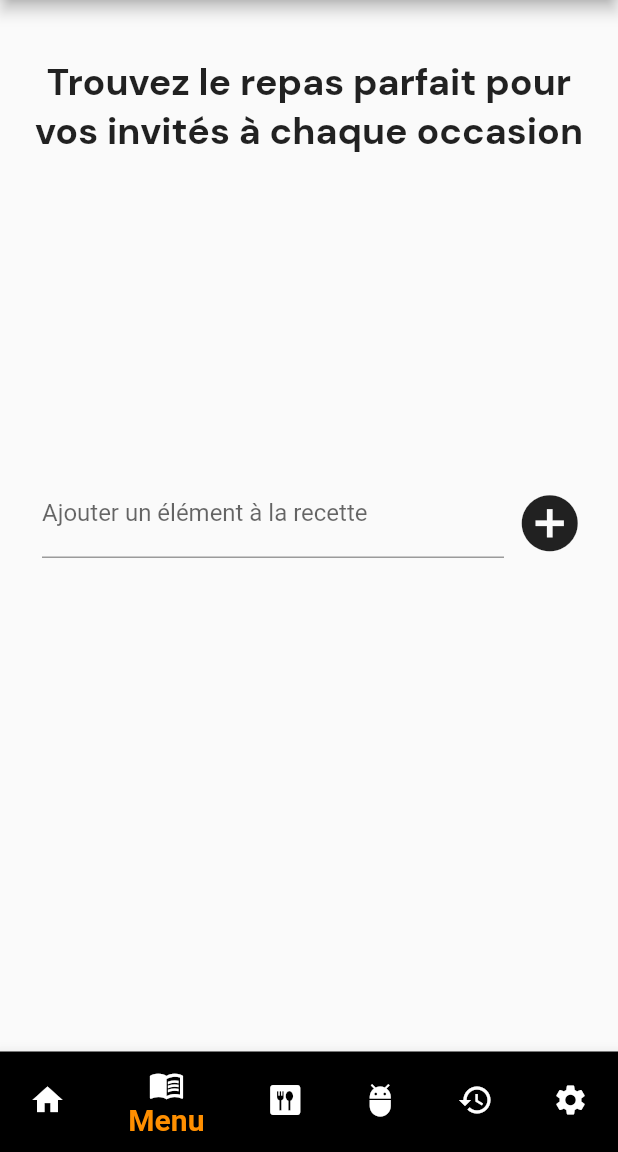
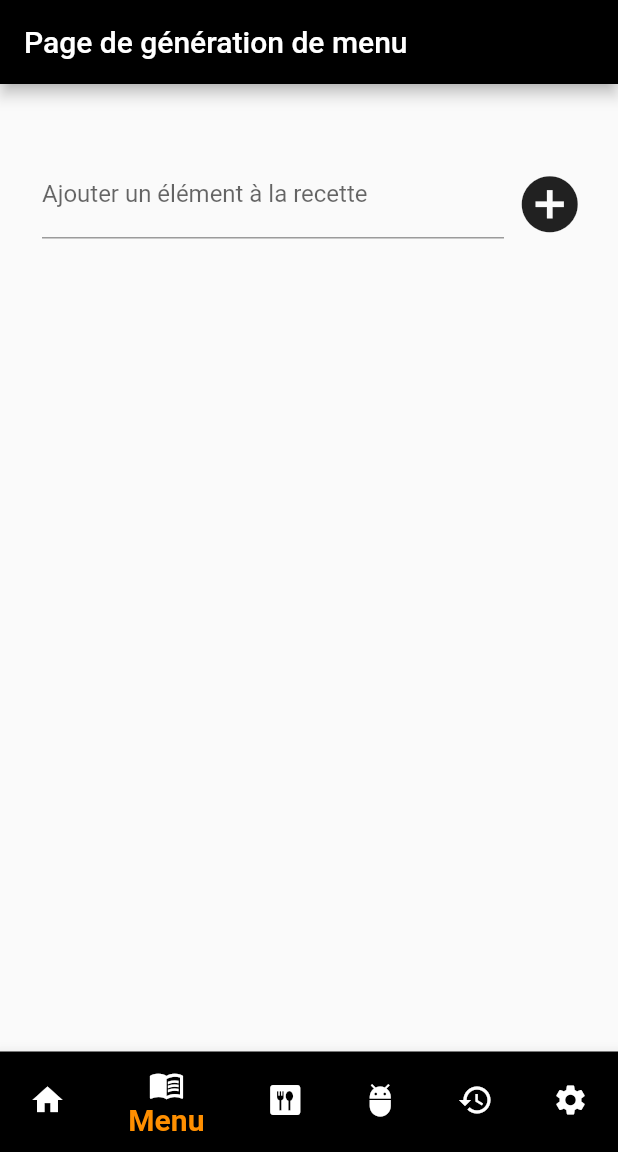
Before and after one commit to LaymajouxClement/flavor_hive, a Flutter app: the screen it shows after launch, item 2 of the bottom bar chosen, on a phone screen of 412 x 824 dp, the part 84-1236 px from its top. Run offline on Flutter 3.47's test engine with Material 2 defaults, Android fonts, the phone set to English and light mode, and no system bars; our stand-ins replace carousel_slider, cloud_firestore, firebase_core, firebase_database, flutter_dotenv, google_fonts; accounts and stored records are empty.

Commit message:
home page added

```diff
--- a/lib/views/home_1.dart
+++ b/lib/views/home_1.dart
@@ -29,19 +29,17 @@ class _HomeScreenFirstState extends State<HomeScreenFirst> {
 
   @override
   Widget build(BuildContext context) {
-    return Center(
+    return Scaffold(
+        appBar: AppBar(
+          title: const Text('Page de génération de menu'),
+          backgroundColor: Colors.black,
+        ),
+        body: Center(
           child: Container(
             padding: const EdgeInsets.all(8.0),
             child: Column(
               // mainAxisAlignment: MainAxisAlignment.start,
               children: <Widget>[
-            const Expanded(
-              child: SizedBox(
-                // color: Colors.deepPurple,
-                height: 50.0,
-                child: SubHeaderTitle(),
-              ),
-            ),
                 const SizedBox(
                   height: 16,
                 ),
@@ -172,6 +170,7 @@ class _HomeScreenFirstState extends State<HomeScreenFirst> {
               ],
             ),
           ),
+        )
     );
   }
 }
--- a/lib/widgets/BottomNavBarNavigation.dart
+++ b/lib/widgets/BottomNavBarNavigation.dart
@@ -3,6 +3,7 @@ import 'package:flutter/material.dart';
 import '../views/chatbot.dart';
 import '../views/history.dart';
 import '../views/home_1.dart';
+import '../views/index.dart';
 import '../views/recette_view.dart';
 
 class BottomNavBarNavigation extends StatelessWidget {
@@ -13,7 +14,7 @@ class BottomNavBarNavigation extends StatelessWidget {
   Widget build(BuildContext context) {
     switch (selectedIndex) {
       case 0:
-        return const HomeScreenFirst();
+        return const IndexScreen();
       case 1:
         return const HomeScreenFirst();
       case 2:
--- a/lib/widgets/settings_view.dart
+++ b/lib/widgets/settings_view.dart
@@ -22,7 +22,7 @@ class _SettingsScreenState extends State<SettingsScreen> {
       body: ListView(
         children: [
           ListTile(
-            title: Text('Dark Mode'),
+            title: const Text('Dark Mode'),
             trailing: Switch(
               value: _isDarkModeEnabled,
               onChanged: (value) {
@@ -49,11 +49,9 @@ class _SettingsScreenState extends State<SettingsScreen> {
     final MaterialApp app = MaterialApp(
       theme: themeData,
       home: const Scaffold(
-        body: PagesManager(), // Replace with the home screen widget of your app
+        body: PagesManager(),
       ),
     );
-
-    // Update the app's theme
     runApp(app);
   }
 }
```
Also changed, not shown: lib/views/index.dart (added, +45 -0 lines), pubspec.yaml (+4 -3 lines), assets/01.jpg (added), assets/02.jpg (added), assets/03.jpg (added), assets/04.jpg (added), assets/05.jpg (added), pubspec.lock, 1 other file. Lines whose indentation alone changed are shown as unchanged.
